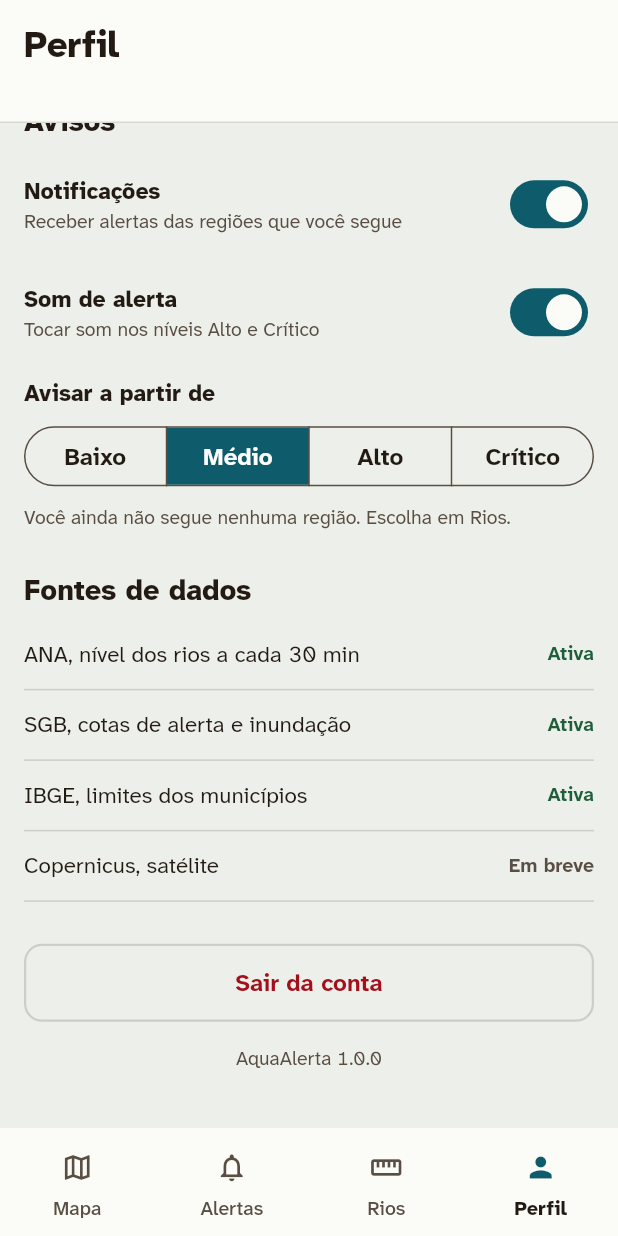
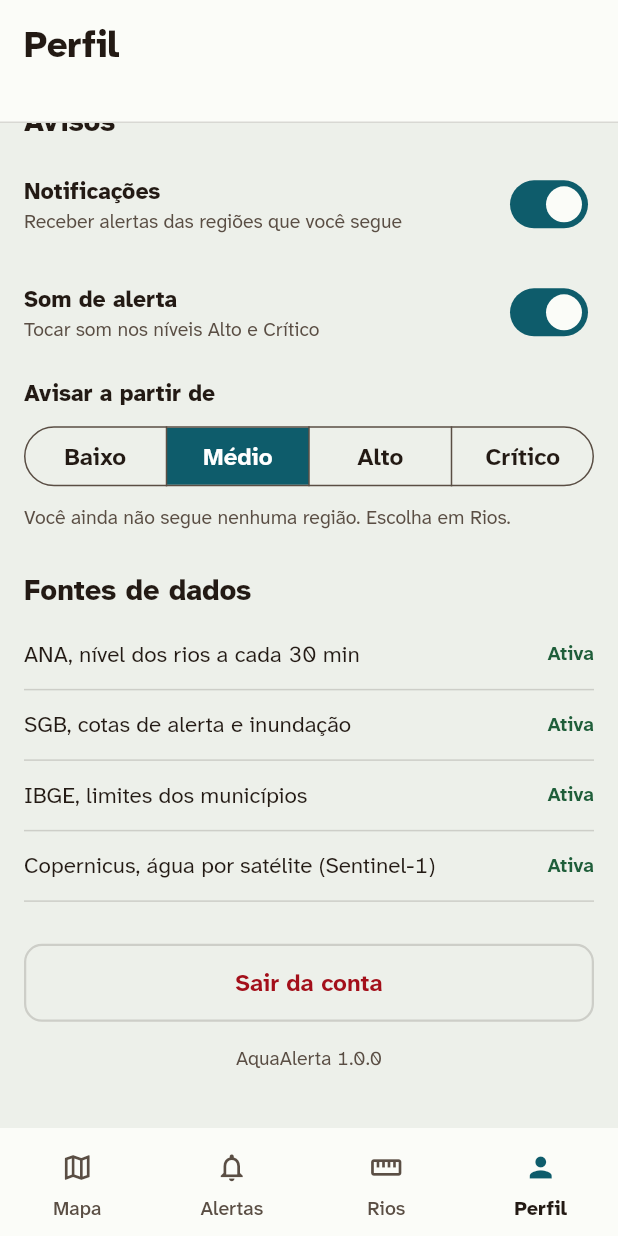
Before and after one commit to AndreFecury/Aqualerta, a Flutter app: the PerfilScreen screen opened by its route, scrolled down 443 dp, on a phone screen of 412 x 824 dp. Run offline on Flutter 3.47's test engine with Material 3 defaults, Android fonts, the phone set to English and light mode, and no system bars; our stand-ins replace equatable, firebase_core, firebase_messaging, flutter_bloc, flutter_local_notifications, flutter_map and 8 more; accounts and stored records are empty; network calls fail; statements that could not run were skipped.

Commit message:
Perfil: fonte Copernicus (satélite) passa a "Ativa"

```diff
--- a/aqualerta_app/lib/features/settings/presentation/screens/perfil_screen.dart
+++ b/aqualerta_app/lib/features/settings/presentation/screens/perfil_screen.dart
@@ -162,9 +162,9 @@ class PerfilScreen extends StatelessWidget {
                     estado: 'Ativa',
                     cor: c.textoDe(Severidade.baixo)),
                 _LinhaFonte(
-                    nome: 'Copernicus, satélite',
-                    estado: 'Em breve',
-                    cor: c.tinta2),
+                    nome: 'Copernicus, água por satélite (Sentinel-1)',
+                    estado: 'Ativa',
+                    cor: c.textoDe(Severidade.baixo)),
                 const SizedBox(height: 28),
                 OutlinedButton(
                   style: OutlinedButton.styleFrom(
```
